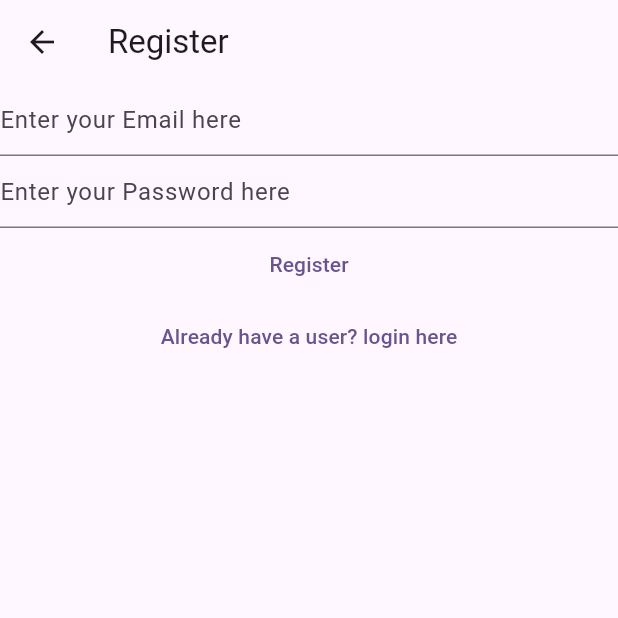
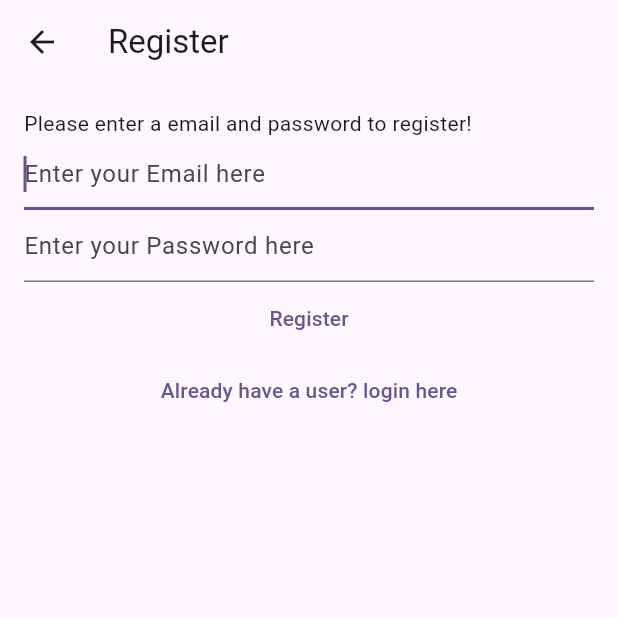
Before and after one commit to AmirArsalanTaqavi/mynotes, a Flutter app: the RegisterView screen opened directly, on a phone screen of 412 x 824 dp, the top half of it. Run offline on Flutter 3.47's test engine with Material 3 defaults, Android fonts, the light colour scheme and no system bars; our stand-ins replace bloc, cloud_firestore, equatable, firebase_auth, firebase_core, flutter_bloc and 1 more; accounts and stored records are empty; network calls fail.

Commit message:
doing a bit of padding for the looks

```diff
--- a/lib/views/login_view.dart
+++ b/lib/views/login_view.dart
@@ -67,8 +67,11 @@ class _LoginViewState extends State<LoginView> {
         appBar: AppBar(
           title: const Text('Login'),
         ),
-        body: Column(
+        body: Padding(
+          padding: const EdgeInsets.all(16.0),
+          child: Column(
             children: [
+              const Text('Please Login to your account to see your notes!'),
               TextField(
                 controller: _email,
                 enableSuggestions: false,
@@ -114,6 +117,7 @@ class _LoginViewState extends State<LoginView> {
             ],
           ),
         ),
+      ),
     );
   }
 }
--- a/lib/views/register_view.dart
+++ b/lib/views/register_view.dart
@@ -59,12 +59,18 @@ class _RegisterViewState extends State<RegisterView> {
           builder: (context, snapshot) {
             switch (snapshot.connectionState) {
               case ConnectionState.done:
-                return Column(
+                return Padding(
+                  padding: const EdgeInsets.all(16.0),
+                  child: Column(
+                    crossAxisAlignment: CrossAxisAlignment.start,
                     children: [
+                      const Text(
+                          'Please enter a email and password to register!'),
                       TextField(
                         controller: _email,
                         enableSuggestions: false,
                         autocorrect: false,
+                        autofocus: true,
                         keyboardType: TextInputType.emailAddress,
                         decoration: const InputDecoration(
                             hintText: 'Enter your Email here'),
@@ -77,6 +83,9 @@ class _RegisterViewState extends State<RegisterView> {
                         decoration: const InputDecoration(
                             hintText: 'Enter your Password here'),
                       ),
+                      Center(
+                        child: Column(
+                          children: [
                             TextButton(
                               onPressed: () async {
                                 final email = _email.text;
@@ -90,11 +99,18 @@ class _RegisterViewState extends State<RegisterView> {
                             ),
                             TextButton(
                               onPressed: () {
-                        context.read<AuthBloc>().add(const AuthEventLogOut());
+                                context
+                                    .read<AuthBloc>()
+                                    .add(const AuthEventLogOut());
                               },
-                      child: const Text('Already have a user? login here'),
+                              child:
+                                  const Text('Already have a user? login here'),
+                            ),
+                          ],
+                        ),
                       )
                     ],
+                  ),
                 );
               default:
                 return const CircularProgressIndicator();
```
Also changed, not shown: lib/services/auth/bloc/auth_bloc.dart (+7 -0 lines). Lines whose indentation alone changed are shown as unchanged.
